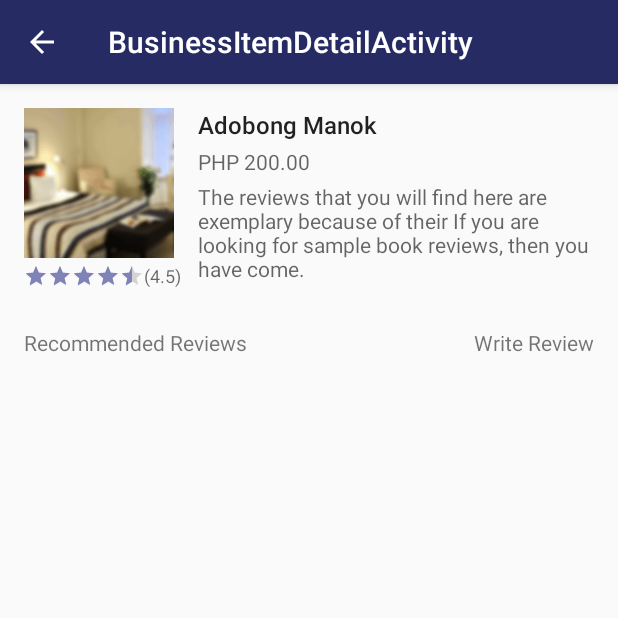
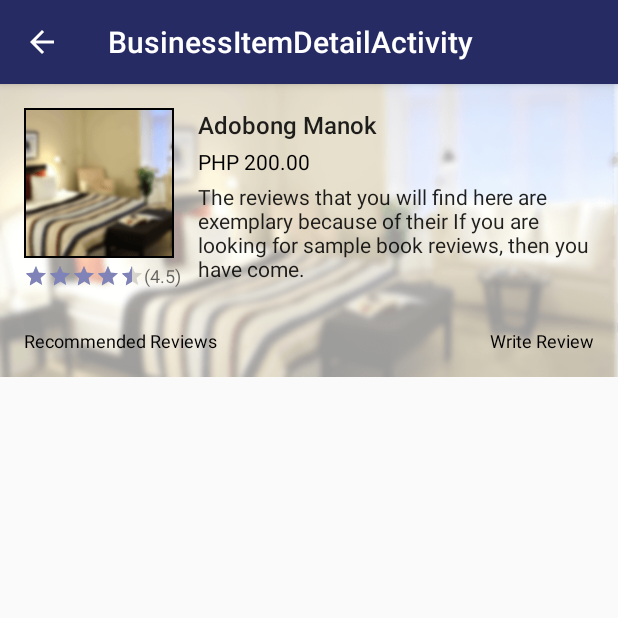
Before and after one commit to rustanacexd/Tara, an Android app: the BusinessItemDetailActivityFragment screen opened directly, with no data from a screen before it, on a phone screen of 412 x 824 dp, the top half of it. Run offline under Robolectric (Android 15) with nearby library versions, the phone set to English and light mode, and no system bars.

Commit message:
minor UI improvements

```diff
--- /dev/null
+++ b/app/src/main/res/drawable/image_border.xml
@@ -0,0 +1,12 @@
+<?xml version="1.0" encoding="utf-8"?>
+<shape xmlns:android="http://schemas.android.com/apk/res/android">
+    <solid android:color="@color/colorPrimary"/>
+    <stroke
+        android:width="1dp"
+        android:color="@android:color/black" />
+    <padding
+        android:bottom="1dp"
+        android:left="1dp"
+        android:right="1dp"
+        android:top="1dp"/>
+</shape>
--- a/app/src/main/res/layout/business_menu_row_item.xml
+++ b/app/src/main/res/layout/business_menu_row_item.xml
@@ -7,9 +7,9 @@
     android:orientation="vertical"
     android:clipToPadding="false"
     android:paddingLeft="8dp"
-    android:paddingTop="@dimen/activity_vertical_margin"
+    android:paddingTop="8dp"
     android:paddingRight="8dp"
-    android:paddingBottom="@dimen/activity_vertical_margin"
+    android:paddingBottom="8dp"
     android:layout_height="wrap_content">
 
         <ImageView
--- a/app/src/main/res/layout/fragment_business_item_detail.xml
+++ b/app/src/main/res/layout/fragment_business_item_detail.xml
@@ -1,23 +1,41 @@
-<LinearLayout xmlns:android="http://schemas.android.com/apk/res/android"
+<android.support.v4.widget.NestedScrollView xmlns:android="http://schemas.android.com/apk/res/android"
                                             xmlns:tools="http://schemas.android.com/tools"
                                             android:layout_width="match_parent"
                                             android:layout_height="match_parent"
                                             android:orientation="vertical"
                                             android:paddingBottom="@dimen/activity_vertical_margin"
-              android:paddingLeft="@dimen/activity_horizontal_margin"
-              android:paddingRight="@dimen/activity_horizontal_margin"
-              android:paddingTop="@dimen/activity_vertical_margin"
                                             tools:context="com.trytara.tara.fragments.business.BusinessItemDetailActivityFragment"
                                             tools:showIn="@layout/activity_business_item_detail">
 
+    <LinearLayout
+        android:layout_width="match_parent"
+        android:layout_height="match_parent"
+        android:orientation="vertical"
+        android:paddingBottom="@dimen/activity_vertical_margin"
+        >
+
+        <FrameLayout
+            android:id="@+id/frame_container"
+            android:layout_width="match_parent"
+            android:layout_height="wrap_content"
+            android:background="@drawable/hotels">
+
             <RelativeLayout
                 android:layout_width="match_parent"
-        android:layout_height="wrap_content">
+                android:layout_height="wrap_content"
+                android:background="#99FFFFFF"
+                android:paddingBottom="@dimen/activity_vertical_margin"
+                android:paddingLeft="@dimen/activity_horizontal_margin"
+                android:paddingRight="@dimen/activity_horizontal_margin"
+                android:paddingTop="@dimen/activity_vertical_margin">
 
                 <ImageView
                     android:id="@+id/item_image"
                     android:layout_width="100dp"
                     android:layout_height="100dp"
+                    android:background="@drawable/image_border"
+                    android:cropToPadding="true"
+                    android:padding="1dp"
                     android:scaleType="centerCrop"
                     android:src="@drawable/hotels"/>
 
@@ -33,8 +51,8 @@
                     android:stepSize="0.1"/>
 
                 <TextView
+                    android:id="@+id/item_total_rating"
                     style="@style/Base.TextAppearance.AppCompat.Caption"
-            android:id="@+id/item_total_rating"
                     android:layout_width="wrap_content"
                     android:layout_height="wrap_content"
                     android:layout_alignBottom="@id/total_rating_bar"
@@ -55,18 +73,19 @@
 
                 <TextView
                     android:id="@+id/item_price"
-            style="@style/TextAppearance.AppCompat.Caption"
+                    style="@style/Base.TextAppearance.AppCompat.Caption"
                     android:layout_width="wrap_content"
                     android:layout_height="wrap_content"
                     android:layout_alignLeft="@id/item_title"
                     android:layout_below="@id/item_title"
                     android:layout_marginTop="4dp"
                     android:text="PHP 200.00"
+                    android:textColor="@android:color/black"
                     android:textSize="14sp"/>
 
                 <TextView
                     android:id="@+id/item_review_content"
-            style="@style/TextAppearance.AppCompat.Caption"
+                    style="@style/TextAppearance.AppCompat.Body1"
                     android:layout_width="wrap_content"
                     android:layout_height="wrap_content"
                     android:layout_alignLeft="@id/item_title"
@@ -80,20 +99,25 @@
 
                 <TextView
                     android:id="@+id/recommended_reviews"
-            android:layout_marginTop="30dp"
+                    style="@style/Base.TextAppearance.AppCompat.Caption"
                     android:layout_width="wrap_content"
                     android:layout_height="wrap_content"
                     android:layout_below="@id/item_review_content"
-            android:text="Recommended Reviews"/>
+                    android:layout_marginTop="30dp"
+                    android:text="Recommended Reviews"
+                    android:textColor="@android:color/black"/>
 
                 <TextView
+                    style="@style/Base.TextAppearance.AppCompat.Caption"
                     android:layout_width="wrap_content"
                     android:layout_height="wrap_content"
                     android:layout_alignBaseline="@id/recommended_reviews"
                     android:layout_alignParentRight="true"
-            android:text="Write Review"/>
+                    android:text="Write Review"
+                    android:textColor="@android:color/black"/>
 
             </RelativeLayout>
+        </FrameLayout>
 
 
         <android.support.v7.widget.RecyclerView
@@ -102,3 +126,6 @@
             android:layout_height="match_parent"/>
 
     </LinearLayout>
+
+
+</android.support.v4.widget.NestedScrollView>
--- a/app/src/main/res/layout/fragment_business_menu.xml
+++ b/app/src/main/res/layout/fragment_business_menu.xml
@@ -3,6 +3,7 @@
              android:layout_width="match_parent"
              android:layout_height="match_parent"
              android:paddingLeft="8dp"
+             android:paddingTop="8dp"
              android:paddingRight="8dp"
              tools:context="com.trytara.tara.fragments.business.BusinessMenuFragment">
 
```
Lines whose indentation alone changed are shown as unchanged.
